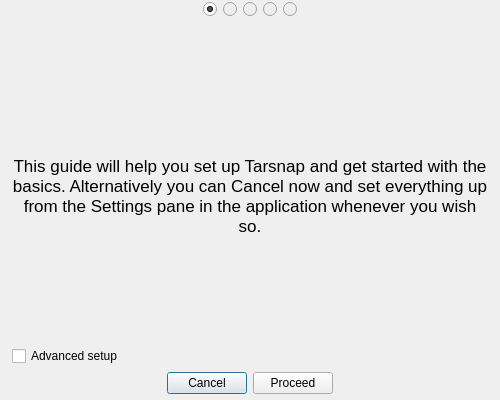
This is setupdialog.ui in Tarsnap/tarsnap-gui as Qt 5 draws it before an edit. The edited form follows.
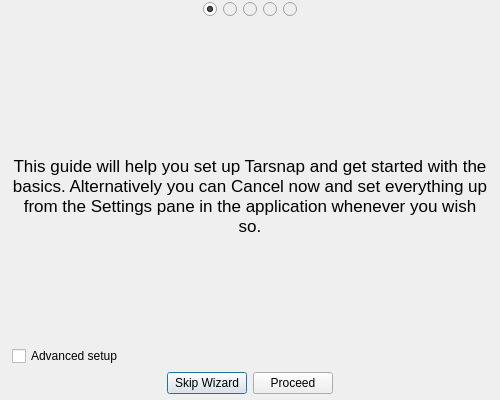
This is the edited form. Icons and pictures are not drawn.

Commit message: Quit the app if the Wizard dialog is denied. Also changed Cancel button to Skip Wizard that drops into the app.

The edit to the form file:
```diff
--- a/setupdialog.ui
+++ b/setupdialog.ui
@@ -281,7 +281,7 @@
           <item>
            <widget class="QPushButton" name="welcomePageCancelButton">
             <property name="text">
-             <string>Cancel</string>
+             <string>Skip Wizard</string>
             </property>
             <property name="default">
              <bool>false</bool>
```
Left out of the diff: 4 changed lines with no effect on the pictures. The commit also changes 5 other files.
